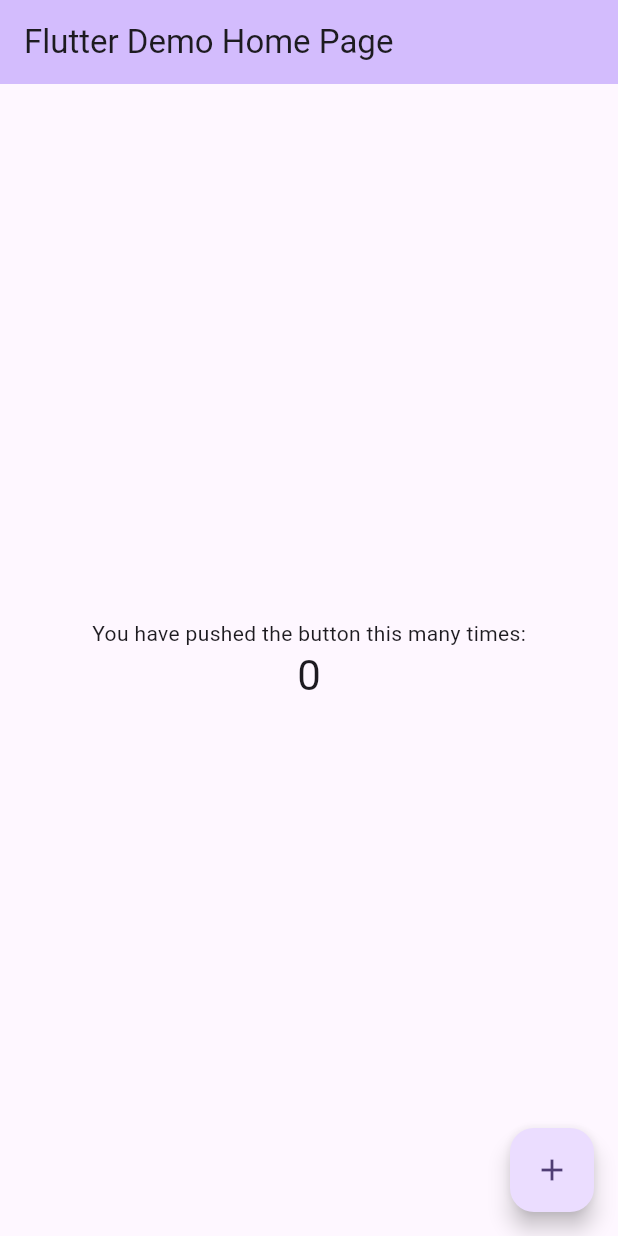
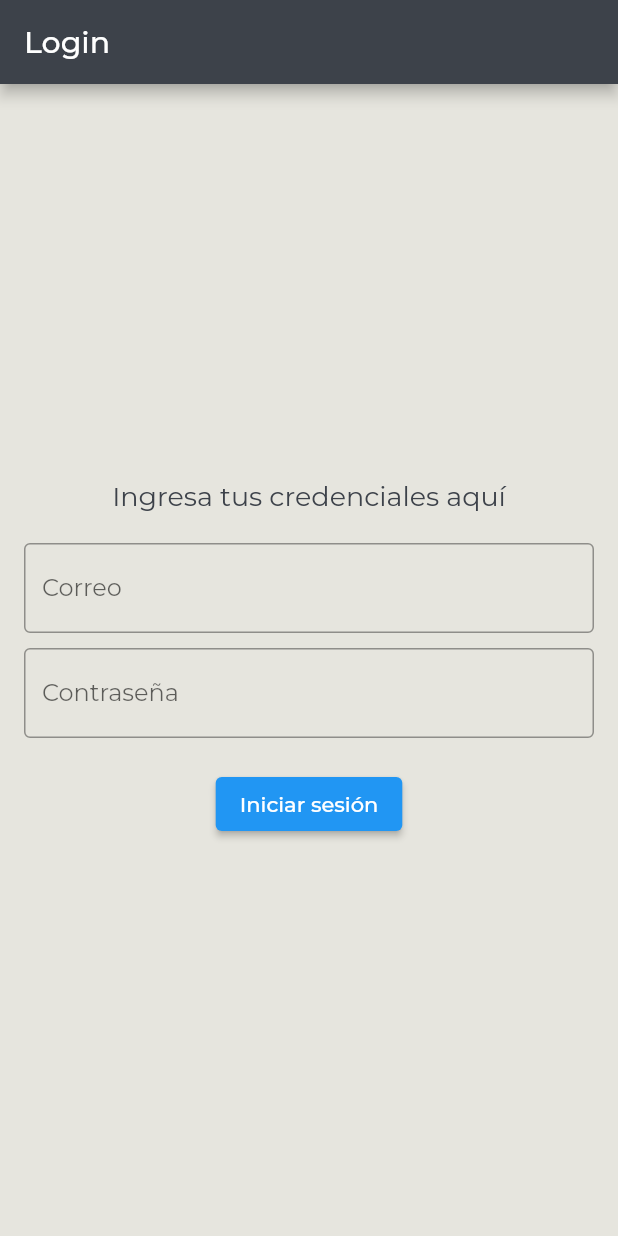
Before and after one commit to diegoaguilera4/FrontGestionTareasNEE, a Flutter app: the screen it shows after launch, on a phone screen of 412 x 824 dp. Run offline on Flutter 3.47's test engine with Material 2 defaults, Android fonts, the phone set to English and light mode, and no system bars; our stand-ins replace google_fonts.

Commit message:
login simple y avance en menu lateral

```diff
--- /dev/null
+++ b/lib/colores.dart
@@ -0,0 +1,9 @@
+import 'package:flutter/material.dart';
+
+const primaryColor = Color(0xFF57BEE6);
+const secondaryColor = Color(0xFF3D424A);
+const buttonColor1 = Color(0xFFFEAE49);
+const buttonColor2 = Color(0xFFC0C0BE);
+const bgColor = Color(0xFFE6E5DE);
+
+const defaultPadding = 16.0;
--- a/lib/main.dart
+++ b/lib/main.dart
@@ -1,125 +1,37 @@
 import 'package:flutter/material.dart';
+import 'package:gestiontareas/pages/login.dart';
+import 'package:gestiontareas/pages/pacientes.dart';
+import 'package:gestiontareas/pages/profesional.dart';
+import 'package:google_fonts/google_fonts.dart';
+import 'colores.dart';
 
 void main() {
-  runApp(const MyApp());
+  runApp(MyApp());
 }
 
 class MyApp extends StatelessWidget {
-  const MyApp({super.key});
-
-  // This widget is the root of your application.
   @override
   Widget build(BuildContext context) {
     return MaterialApp(
       title: 'Flutter Demo',
       theme: ThemeData(
-        // This is the theme of your application.
-        //
-        // TRY THIS: Try running your application with "flutter run". You'll see
-        // the application has a blue toolbar. Then, without quitting the app,
-        // try changing the seedColor in the colorScheme below to Colors.green
-        // and then invoke "hot reload" (save your changes or press the "hot
-        // reload" button in a Flutter-supported IDE, or press "r" if you used
-        // the command line to start the app).
-        //
-        // Notice that the counter didn't reset back to zero; the application
-        // state is not lost during the reload. To reset the state, use hot
-        // restart instead.
-        //
-        // This works for code too, not just values: Most code changes can be
-        // tested with just a hot reload.
-        colorScheme: ColorScheme.fromSeed(seedColor: Colors.deepPurple),
-        useMaterial3: true,
+        scaffoldBackgroundColor: bgColor,
+        textTheme:
+            GoogleFonts.montserratTextTheme(Theme.of(context).textTheme).apply(
+          bodyColor: secondaryColor,
+          displayColor: secondaryColor, // Configura la fuente secundaria aquí
+        ),
+        canvasColor: secondaryColor,
+        // Tu configuración de tema aquí
       ),
-      home: const MyHomePage(title: 'Flutter Demo Home Page'),
+      initialRoute: '/', // Página de inicio
+      routes: {
+        // Página de inicio
+        '/': (context) => LoginPage(), // Página de inicio de sesión
+        '/profesional': (context) => const ProfesionalView(),
+        '/pacientes': (context) => const PacientesView()
+        // Define otras rutas aquí si es necesario
+      },
     );
   }
 }
-
-class MyHomePage extends StatefulWidget {
-  const MyHomePage({super.key, required this.title});
-
-  // This widget is the home page of your application. It is stateful, meaning
-  // that it has a State object (defined below) that contains fields that affect
-  // how it looks.
-
-  // This class is the configuration for the state. It holds the values (in this
-  // case the title) provided by the parent (in this case the App widget) and
-  // used by the build method of the State. Fields in a Widget subclass are
-  // always marked "final".
-
-  final String title;
-
-  @override
-  State<MyHomePage> createState() => _MyHomePageState();
-}
-
-class _MyHomePageState extends State<MyHomePage> {
-  int _counter = 0;
-
-  void _incrementCounter() {
-    setState(() {
-      // This call to setState tells the Flutter framework that something has
-      // changed in this State, which causes it to rerun the build method below
-      // so that the display can reflect the updated values. If we changed
-      // _counter without calling setState(), then the build method would not be
-      // called again, and so nothing would appear to happen.
-      _counter++;
-    });
-  }
-
-  @override
-  Widget build(BuildContext context) {
-    // This method is rerun every time setState is called, for instance as done
-    // by the _incrementCounter method above.
-    //
-    // The Flutter framework has been optimized to make rerunning build methods
-    // fast, so that you can just rebuild anything that needs updating rather
-    // than having to individually change instances of widgets.
-    return Scaffold(
-      appBar: AppBar(
-        // TRY THIS: Try changing the color here to a specific color (to
-        // Colors.amber, perhaps?) and trigger a hot reload to see the AppBar
-        // change color while the other colors stay the same.
-        backgroundColor: Theme.of(context).colorScheme.inversePrimary,
-        // Here we take the value from the MyHomePage object that was created by
-        // the App.build method, and use it to set our appbar title.
-        title: Text(widget.title),
-      ),
-      body: Center(
-        // Center is a layout widget. It takes a single child and positions it
-        // in the middle of the parent.
-        child: Column(
-          // Column is also a layout widget. It takes a list of children and
-          // arranges them vertically. By default, it sizes itself to fit its
-          // children horizontally, and tries to be as tall as its parent.
-          //
-          // Column has various properties to control how it sizes itself and
-          // how it positions its children. Here we use mainAxisAlignment to
-          // center the children vertically; the main axis here is the vertical
-          // axis because Columns are vertical (the cross axis would be
-          // horizontal).
-          //
-          // TRY THIS: Invoke "debug painting" (choose the "Toggle Debug Paint"
-          // action in the IDE, or press "p" in the console), to see the
-          // wireframe for each widget.
-          mainAxisAlignment: MainAxisAlignment.center,
-          children: <Widget>[
-            const Text(
-              'You have pushed the button this many times:',
-            ),
-            Text(
-              '$_counter',
-              style: Theme.of(context).textTheme.headlineMedium,
-            ),
-          ],
-        ),
-      ),
-      floatingActionButton: FloatingActionButton(
-        onPressed: _incrementCounter,
-        tooltip: 'Increment',
-        child: const Icon(Icons.add),
-      ), // This trailing comma makes auto-formatting nicer for build methods.
-    );
-  }
-}
--- /dev/null
+++ b/lib/pages/login.dart
@@ -0,0 +1,67 @@
+import 'package:flutter/material.dart';
+import 'package:gestiontareas/pages/profesional.dart';
+
+import '../colores.dart';
+
+class LoginPage extends StatelessWidget {
+  final TextEditingController emailController = TextEditingController();
+  final TextEditingController passwordController = TextEditingController();
+
+  void _login(BuildContext context) {
+    final String email = emailController.text;
+    final String password = passwordController.text;
+
+    // Realiza la lógica de autenticación aquí, por ejemplo, puedes validar los campos y autenticar al usuario.
+    // Puedes mostrar un mensaje de error si la autenticación falla o navegar a la página principal si tiene éxito.
+
+    // Supongamos que la autenticación fue exitosa y deseas navegar a la página de inicio.
+    Navigator.pushNamed(context, '/profesional');
+  }
+
+  @override
+  Widget build(BuildContext context) {
+    return Scaffold(
+      appBar: AppBar(
+        title: Text('Login'),
+        backgroundColor: secondaryColor,
+      ),
+      body: Center(
+        child: Padding(
+          padding: const EdgeInsets.all(16.0),
+          child: Column(
+            mainAxisAlignment: MainAxisAlignment.center,
+            children: <Widget>[
+              Text(
+                'Ingresa tus credenciales aquí',
+                style: TextStyle(fontSize: 18.0),
+              ),
+              SizedBox(height: 20),
+              TextFormField(
+                controller: emailController,
+                decoration: InputDecoration(
+                  labelText: 'Correo',
+                  border: OutlineInputBorder(),
+                ),
+              ),
+              SizedBox(height: 10),
+              TextFormField(
+                controller: passwordController,
+                decoration: InputDecoration(
+                  labelText: 'Contraseña',
+                  border: OutlineInputBorder(),
+                ),
+                obscureText: true, // Para ocultar la contraseña
+              ),
+              SizedBox(height: 20),
+              ElevatedButton(
+                onPressed: () => _login(
+                    context), // Llama a la función _login con el contexto
+                child: Text('Iniciar sesión'),
+              ),
+            ],
+          ),
+        ),
+      ),
+    );
+  }
+}
--- a/pubspec.yaml
+++ b/pubspec.yaml
@@ -35,6 +35,7 @@ dependencies:
   # The following adds the Cupertino Icons font to your application.
   # Use with the CupertinoIcons class for iOS style icons.
   cupertino_icons: ^1.0.2
+  google_fonts: ^6.1.0
 
 dev_dependencies:
   flutter_test:
```
Also changed, not shown: lib/components/sidemenu.dart (added, +68 -0 lines), lib/pages/pacientes.dart (added, +24 -0 lines), lib/pages/profesional.dart (added, +24 -0 lines), pubspec.lock, 1 other file.
